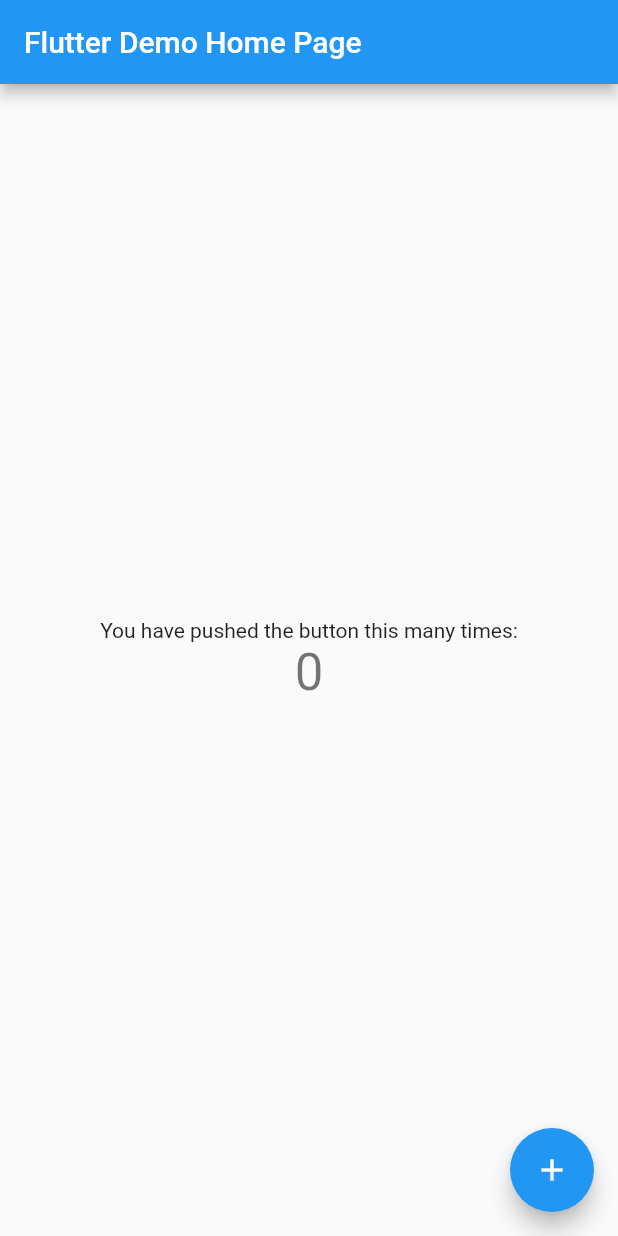
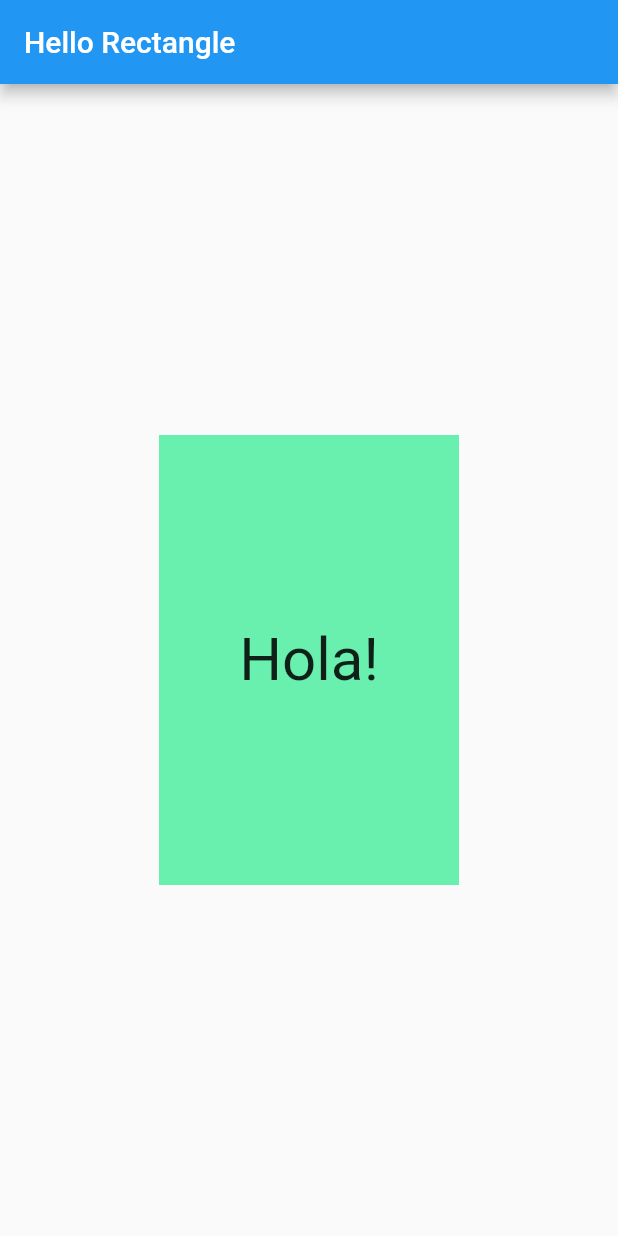
Before and after one commit to eddyizm/hello_rectangle, a Flutter app: the screen it shows after launch, on a phone screen of 412 x 824 dp. Run offline on Flutter 3.47's test engine with Material 2 defaults, Android fonts, the phone set to English and light mode, and no system bars.

Commit message:
fixed gradle to allow build. change some settings in main

```diff
--- a/lib/main.dart
+++ b/lib/main.dart
@@ -1,111 +1,40 @@
+// Copyright 2018 The Chromium Authors. All rights reserved.
+// Use of this source code is governed by a BSD-style license that can be
+// found in the LICENSE file.
+
 import 'package:flutter/material.dart';
 
-void main() => runApp(MyApp());
+void main() {
+  runApp(
+    MaterialApp(
+      debugShowCheckedModeBanner: false,
+      title: 'Hello Rectangle',
+      home: Scaffold(
+        appBar: AppBar(
+          title: Text('Hello Rectangle'),
+        ),
+        body: HelloRectangle(),
+      ),
+    ),
+  );
+}
 
-class MyApp extends StatelessWidget {
-  // This widget is the root of your application.
+class HelloRectangle extends StatelessWidget {
   @override
   Widget build(BuildContext context) {
-    return MaterialApp(
-      title: 'Flutter Demo',
-      theme: ThemeData(
-        // This is the theme of your application.
-        //
-        // Try running your application with "flutter run". You'll see the
-        // application has a blue toolbar. Then, without quitting the app, try
-        // changing the primarySwatch below to Colors.green and then invoke
-        // "hot reload" (press "r" in the console where you ran "flutter run",
-        // or simply save your changes to "hot reload" in a Flutter IDE).
-        // Notice that the counter didn't reset back to zero; the application
-        // is not restarted.
-        primarySwatch: Colors.blue,
+    return Center(
+      child: Container(
+        color: Colors.greenAccent,
+        height: 300.0,
+        width: 200.0,
+        child: Center(
+          child: Text(
+            'Hola!',
+            style: TextStyle(fontSize: 40.0),
+            textAlign: TextAlign.center,
+          ),
+        ),
       ),
-      home: MyHomePage(title: 'Flutter Demo Home Page'),
     );
   }
 }
-
-class MyHomePage extends StatefulWidget {
-  MyHomePage({Key key, this.title}) : super(key: key);
-
-  // This widget is the home page of your application. It is stateful, meaning
-  // that it has a State object (defined below) that contains fields that affect
-  // how it looks.
-
-  // This class is the configuration for the state. It holds the values (in this
-  // case the title) provided by the parent (in this case the App widget) and
-  // used by the build method of the State. Fields in a Widget subclass are
-  // always marked "final".
-
-  final String title;
-
-  @override
-  _MyHomePageState createState() => _MyHomePageState();
-}
-
-class _MyHomePageState extends State<MyHomePage> {
-  int _counter = 0;
-
-  void _incrementCounter() {
-    setState(() {
-      // This call to setState tells the Flutter framework that something has
-      // changed in this State, which causes it to rerun the build method below
-      // so that the display can reflect the updated values. If we changed
-      // _counter without calling setState(), then the build method would not be
-      // called again, and so nothing would appear to happen.
-      _counter++;
-    });
-  }
-
-  @override
-  Widget build(BuildContext context) {
-    // This method is rerun every time setState is called, for instance as done
-    // by the _incrementCounter method above.
-    //
-    // The Flutter framework has been optimized to make rerunning build methods
-    // fast, so that you can just rebuild anything that needs updating rather
-    // than having to individually change instances of widgets.
-    return Scaffold(
-      appBar: AppBar(
-        // Here we take the value from the MyHomePage object that was created by
-        // the App.build method, and use it to set our appbar title.
-        title: Text(widget.title),
-      ),
-      body: Center(
-        // Center is a layout widget. It takes a single child and positions it
-        // in the middle of the parent.
-        child: Column(
-          // Column is also layout widget. It takes a list of children and
-          // arranges them vertically. By default, it sizes itself to fit its
-          // children horizontally, and tries to be as tall as its parent.
-          //
-          // Invoke "debug painting" (press "p" in the console, choose the
-          // "Toggle Debug Paint" action from the Flutter Inspector in Android
-          // Studio, or the "Toggle Debug Paint" command in Visual Studio Code)
-          // to see the wireframe for each widget.
-          //
-          // Column has various properties to control how it sizes itself and
-          // how it positions its children. Here we use mainAxisAlignment to
-          // center the children vertically; the main axis here is the vertical
-          // axis because Columns are vertical (the cross axis would be
-          // horizontal).
-          mainAxisAlignment: MainAxisAlignment.center,
-          children: <Widget>[
-            Text(
-              'You have pushed the button this many times:',
-            ),
-            Text(
-              '$_counter',
-              style: Theme.of(context).textTheme.display1,
-            ),
-          ],
-        ),
-      ),
-      floatingActionButton: FloatingActionButton(
-        onPressed: _incrementCounter,
-        tooltip: 'Increment',
-        child: Icon(Icons.add),
-      ), // This trailing comma makes auto-formatting nicer for build methods.
-    );
-  }
-}
```
Also changed, not shown: 1 other file.
